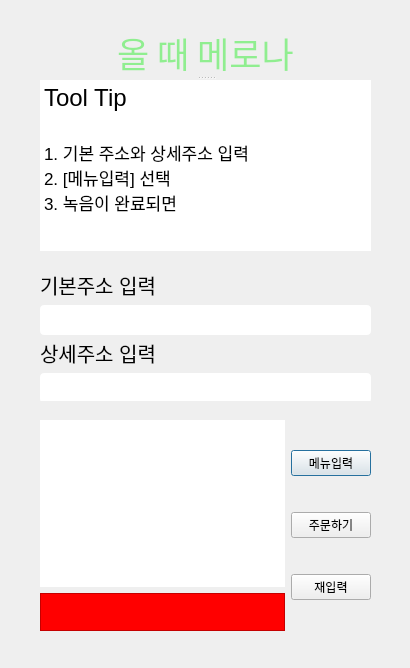
The window that textbrowserTest.ui (parkjihwanjay/pokachip) describes before a commit, drawn with Qt 5.
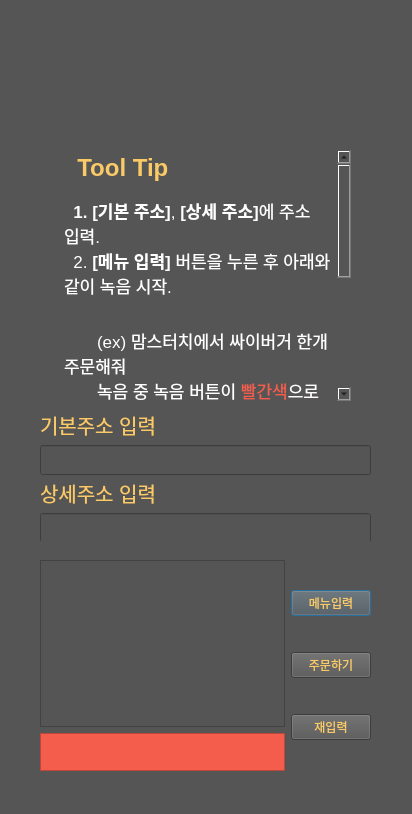
The same window after the commit.

Commit message: ui 색상개선

Patch:
```diff
--- a/textbrowserTest.ui
+++ b/textbrowserTest.ui
@@ -6,21 +6,21 @@
    <rect>
     <x>0</x>
     <y>0</y>
-    <width>410</width>
-    <height>668</height>
+    <width>412</width>
+    <height>814</height>
    </rect>
   </property>
   <property name="windowTitle">
    <string>Dialog</string>
   </property>
   <property name="styleSheet">
-   <string notr="true"/>
+   <string notr="true">background-color : #555555</string>
   </property>
   <widget class="QWidget" name="verticalLayoutWidget">
    <property name="geometry">
     <rect>
      <x>40</x>
-     <y>270</y>
+     <y>410</y>
      <width>331</width>
      <height>131</height>
     </rect>
@@ -40,6 +40,9 @@
         <kerning>false</kerning>
        </font>
       </property>
+      <property name="styleSheet">
+       <string notr="true">color:#FACA66;</string>
+      </property>
       <property name="text">
        <string>기본주소 입력</string>
       </property>
@@ -57,9 +60,7 @@
        </size>
       </property>
       <property name="styleSheet">
-       <string notr="true">
-        border-radius: 4px; 
-        </string>
+       <string notr="true"/>
       </property>
       <property name="text">
        <string/>
@@ -74,6 +75,9 @@
         <kerning>false</kerning>
        </font>
       </property>
+      <property name="styleSheet">
+       <string notr="true">color:#FACA66;</string>
+      </property>
       <property name="text">
        <string>상세주소 입력</string>
       </property>
@@ -88,9 +92,7 @@
        </size>
       </property>
       <property name="styleSheet">
-       <string notr="true">
-        border-radius: 4px; 
-        </string>
+       <string notr="true"/>
       </property>
      </widget>
     </item>
@@ -100,7 +102,7 @@
    <property name="geometry">
     <rect>
      <x>40</x>
-     <y>420</y>
+     <y>560</y>
      <width>331</width>
      <height>211</height>
     </rect>
@@ -124,18 +126,17 @@
         </property>
         <property name="font">
          <font>
-          <pointsize>16</pointsize>
+          <pointsize>14</pointsize>
          </font>
         </property>
         <property name="styleSheet">
-         <string notr="true">border-radius:5px;
-</string>
+         <string notr="true">padding: 8px;</string>
         </property>
         <property name="html">
          <string>&lt;!DOCTYPE HTML PUBLIC &quot;-//W3C//DTD HTML 4.0//EN&quot; &quot;http://www.w3.org/TR/REC-html40/strict.dtd&quot;&gt;
 &lt;html&gt;&lt;head&gt;&lt;meta name=&quot;qrichtext&quot; content=&quot;1&quot; /&gt;&lt;style type=&quot;text/css&quot;&gt;
 p, li { white-space: pre-wrap; }
-&lt;/style&gt;&lt;/head&gt;&lt;body style=&quot; font-family:'.AppleSystemUIFont'; font-size:16pt; font-weight:400; font-style:normal;&quot;&gt;
+&lt;/style&gt;&lt;/head&gt;&lt;body style=&quot; font-family:'.AppleSystemUIFont'; font-size:14pt; font-weight:400; font-style:normal;&quot;&gt;
 &lt;p align=&quot;center&quot; style=&quot;-qt-paragraph-type:empty; margin-top:0px; margin-bottom:0px; margin-left:0px; margin-right:0px; -qt-block-indent:0; text-indent:0px; font-family:'.AppleSystemUIFont'; font-size:13pt;&quot;&gt;&lt;br /&gt;&lt;/p&gt;
 &lt;p align=&quot;center&quot; style=&quot;-qt-paragraph-type:empty; margin-top:0px; margin-bottom:0px; margin-left:0px; margin-right:0px; -qt-block-indent:0; text-indent:0px; font-family:'.AppleSystemUIFont'; font-size:13pt;&quot;&gt;&lt;br /&gt;&lt;/p&gt;
 &lt;p align=&quot;center&quot; style=&quot;-qt-paragraph-type:empty; margin-top:0px; margin-bottom:0px; margin-left:0px; margin-right:0px; -qt-block-indent:0; text-indent:0px; font-family:'.AppleSystemUIFont'; font-size:13pt;&quot;&gt;&lt;br /&gt;&lt;/p&gt;
@@ -161,7 +162,7 @@
          <bool>false</bool>
         </property>
         <property name="styleSheet">
-         <string notr="true">background-color : red;
+         <string notr="true">background-color : #F45D4C;
 
 
 </string>
@@ -186,6 +187,9 @@
       </property>
       <item>
        <widget class="QPushButton" name="btn_Start">
+        <property name="styleSheet">
+         <string notr="true">color:#FACA66;</string>
+        </property>
         <property name="text">
          <string>메뉴입력</string>
         </property>
@@ -193,6 +197,9 @@
       </item>
       <item>
        <widget class="QPushButton" name="btn_Search">
+        <property name="styleSheet">
+         <string notr="true">color:#FACA66;</string>
+        </property>
         <property name="text">
          <string>주문하기</string>
         </property>
@@ -200,6 +207,9 @@
       </item>
       <item>
        <widget class="QPushButton" name="btn_reStart">
+        <property name="styleSheet">
+         <string notr="true">color:#FACA66;</string>
+        </property>
         <property name="text">
          <string>재입력</string>
         </property>
@@ -209,19 +219,15 @@
     </item>
    </layout>
   </widget>
-  <widget class="QSplitter" name="splitter">
+  <widget class="QLabel" name="label_head">
    <property name="geometry">
     <rect>
-     <x>40</x>
+     <x>20</x>
      <y>30</y>
-     <width>331</width>
-     <height>221</height>
+     <width>371</width>
+     <height>91</height>
     </rect>
    </property>
-   <property name="orientation">
-    <enum>Qt::Vertical</enum>
-   </property>
-   <widget class="QLabel" name="label">
     <property name="minimumSize">
      <size>
       <width>0</width>
@@ -237,32 +243,38 @@
      </font>
     </property>
     <property name="styleSheet">
-     <string notr="true">color : lightgreen;
-</string>
+    <string notr="true"/>
     </property>
     <property name="text">
-     <string>올 때 메로나</string>
+    <string/>
     </property>
     <property name="alignment">
      <set>Qt::AlignCenter</set>
     </property>
    </widget>
    <widget class="QTextBrowser" name="textBrowser">
+   <property name="geometry">
+    <rect>
+     <x>60</x>
+     <y>150</y>
+     <width>291</width>
+     <height>251</height>
+    </rect>
+   </property>
     <property name="styleSheet">
-     <string notr="true">border-radius : 5px;</string>
+    <string notr="true">color:balck;
+border:none;</string>
     </property>
     <property name="html">
      <string>&lt;!DOCTYPE HTML PUBLIC &quot;-//W3C//DTD HTML 4.0//EN&quot; &quot;http://www.w3.org/TR/REC-html40/strict.dtd&quot;&gt;
 &lt;html&gt;&lt;head&gt;&lt;meta name=&quot;qrichtext&quot; content=&quot;1&quot; /&gt;&lt;style type=&quot;text/css&quot;&gt;
 p, li { white-space: pre-wrap; }
 &lt;/style&gt;&lt;/head&gt;&lt;body style=&quot; font-family:'.AppleSystemUIFont'; font-size:13pt; font-weight:400; font-style:normal;&quot;&gt;
-&lt;p style=&quot; margin-top:0px; margin-bottom:0px; margin-left:0px; margin-right:0px; -qt-block-indent:0; text-indent:0px;&quot;&gt;&lt;span style=&quot; font-family:'.AppleSystemUIFont'; font-size:18pt;&quot;&gt;Tool Tip&lt;/span&gt;&lt;/p&gt;
-&lt;p style=&quot;-qt-paragraph-type:empty; margin-top:0px; margin-bottom:0px; margin-left:0px; margin-right:0px; -qt-block-indent:0; text-indent:0px; font-family:'.AppleSystemUIFont'; font-size:18pt;&quot;&gt;&lt;br /&gt;&lt;/p&gt;
-&lt;p style=&quot; margin-top:0px; margin-bottom:0px; margin-left:0px; margin-right:0px; -qt-block-indent:0; text-indent:0px;&quot;&gt;&lt;span style=&quot; font-family:'.AppleSystemUIFont';&quot;&gt;1. 기본 주소와 상세주소 입력&lt;/span&gt;&lt;/p&gt;
-&lt;p style=&quot; margin-top:0px; margin-bottom:0px; margin-left:0px; margin-right:0px; -qt-block-indent:0; text-indent:0px;&quot;&gt;&lt;span style=&quot; font-family:'.AppleSystemUIFont';&quot;&gt;2. [메뉴입력] 선택 &lt;/span&gt;&lt;/p&gt;
-&lt;p style=&quot; margin-top:0px; margin-bottom:0px; margin-left:0px; margin-right:0px; -qt-block-indent:0; text-indent:0px;&quot;&gt;&lt;span style=&quot; font-family:'.AppleSystemUIFont';&quot;&gt;3. 녹음이 완료되면 &lt;/span&gt;&lt;/p&gt;&lt;/body&gt;&lt;/html&gt;</string>
-    </property>
-   </widget>
+&lt;p style=&quot; margin-top:16px; margin-bottom:16px; margin-left:0px; margin-right:0px; -qt-block-indent:0; text-indent:0px;&quot;&gt;&lt;span style=&quot; font-family:'.AppleSystemUIFont'; font-size:18pt; font-weight:600; color:#faca66;&quot;&gt;  Tool Tip&lt;/span&gt;&lt;/p&gt;
+&lt;p style=&quot; margin-top:16px; margin-bottom:16px; margin-left:0px; margin-right:0px; -qt-block-indent:0; text-indent:0px;&quot;&gt;&lt;span style=&quot; font-family:'Helvetica Neue'; font-weight:600; color:#ffffff;&quot;&gt;  1. [&lt;/span&gt;&lt;span style=&quot; font-family:'Apple SD Gothic Neo'; font-weight:600; color:#ffffff;&quot;&gt;기본&lt;/span&gt;&lt;span style=&quot; font-family:'Helvetica Neue'; font-weight:600; color:#ffffff;&quot;&gt; &lt;/span&gt;&lt;span style=&quot; font-family:'Apple SD Gothic Neo'; font-weight:600; color:#ffffff;&quot;&gt;주소&lt;/span&gt;&lt;span style=&quot; font-family:'Helvetica Neue'; font-weight:600; color:#ffffff;&quot;&gt;]&lt;/span&gt;&lt;span style=&quot; font-family:'Helvetica Neue'; color:#ffffff;&quot;&gt;, &lt;/span&gt;&lt;span style=&quot; font-family:'Helvetica Neue'; font-weight:600; color:#ffffff;&quot;&gt;[&lt;/span&gt;&lt;span style=&quot; font-family:'Apple SD Gothic Neo'; font-weight:600; color:#ffffff;&quot;&gt;상세&lt;/span&gt;&lt;span style=&quot; font-family:'Helvetica Neue'; font-weight:600; color:#ffffff;&quot;&gt; &lt;/span&gt;&lt;span style=&quot; font-family:'Apple SD Gothic Neo'; font-weight:600; color:#ffffff;&quot;&gt;주소&lt;/span&gt;&lt;span style=&quot; font-family:'Helvetica Neue'; font-weight:600; color:#ffffff;&quot;&gt;]&lt;/span&gt;&lt;span style=&quot; font-family:'Apple SD Gothic Neo'; color:#ffffff;&quot;&gt;에&lt;/span&gt;&lt;span style=&quot; font-family:'Helvetica Neue'; color:#ffffff;&quot;&gt; &lt;/span&gt;&lt;span style=&quot; font-family:'Apple SD Gothic Neo'; color:#ffffff;&quot;&gt;주소&lt;/span&gt;&lt;span style=&quot; font-family:'Helvetica Neue'; color:#ffffff;&quot;&gt; &lt;/span&gt;&lt;span style=&quot; font-family:'Apple SD Gothic Neo'; color:#ffffff;&quot;&gt;입력&lt;/span&gt;&lt;span style=&quot; font-family:'Helvetica Neue'; color:#ffffff;&quot;&gt;.&lt;br /&gt;  2. &lt;/span&gt;&lt;span style=&quot; font-family:'Helvetica Neue'; font-weight:600; color:#ffffff;&quot;&gt;[&lt;/span&gt;&lt;span style=&quot; font-family:'Apple SD Gothic Neo'; font-weight:600; color:#ffffff;&quot;&gt;메뉴&lt;/span&gt;&lt;span style=&quot; font-family:'Helvetica Neue'; font-weight:600; color:#ffffff;&quot;&gt; &lt;/span&gt;&lt;span style=&quot; font-family:'Apple SD Gothic Neo'; font-weight:600; color:#ffffff;&quot;&gt;입력&lt;/span&gt;&lt;span style=&quot; font-family:'Helvetica Neue'; font-weight:600; color:#ffffff;&quot;&gt;]&lt;/span&gt;&lt;span style=&quot; font-family:'Helvetica Neue'; color:#ffffff;&quot;&gt; &lt;/span&gt;&lt;span style=&quot; font-family:'Apple SD Gothic Neo'; color:#ffffff;&quot;&gt;버튼을&lt;/span&gt;&lt;span style=&quot; font-family:'Helvetica Neue'; color:#ffffff;&quot;&gt; &lt;/span&gt;&lt;span style=&quot; font-family:'Apple SD Gothic Neo'; color:#ffffff;&quot;&gt;누른&lt;/span&gt;&lt;span style=&quot; font-family:'Helvetica Neue'; color:#ffffff;&quot;&gt; &lt;/span&gt;&lt;span style=&quot; font-family:'Apple SD Gothic Neo'; color:#ffffff;&quot;&gt;후&lt;/span&gt;&lt;span style=&quot; font-family:'Helvetica Neue'; color:#ffffff;&quot;&gt; &lt;/span&gt;&lt;span style=&quot; font-family:'Apple SD Gothic Neo'; color:#ffffff;&quot;&gt;아래와&lt;/span&gt;&lt;span style=&quot; font-family:'Helvetica Neue'; color:#ffffff;&quot;&gt; &lt;/span&gt;&lt;span style=&quot; font-family:'Apple SD Gothic Neo'; color:#ffffff;&quot;&gt;같이 녹음 시작.&lt;/span&gt;&lt;span style=&quot; font-family:'Helvetica Neue'; font-size:9pt;&quot;&gt;&lt;br /&gt;         &lt;/span&gt;&lt;/p&gt;
+&lt;p style=&quot; margin-top:16px; margin-bottom:16px; margin-left:0px; margin-right:0px; -qt-block-indent:0; text-indent:0px;&quot;&gt;&lt;span style=&quot; font-family:'Helvetica Neue';&quot;&gt;    &lt;/span&gt;&lt;span style=&quot; font-family:'Helvetica Neue'; color:#ffffff;&quot;&gt;   (ex) &lt;/span&gt;&lt;span style=&quot; font-family:'Apple SD Gothic Neo'; color:#ffffff;&quot;&gt;맘스터치에서&lt;/span&gt;&lt;span style=&quot; font-family:'Helvetica Neue'; color:#ffffff;&quot;&gt; &lt;/span&gt;&lt;span style=&quot; font-family:'Apple SD Gothic Neo'; color:#ffffff;&quot;&gt;싸이버거&lt;/span&gt;&lt;span style=&quot; font-family:'Helvetica Neue'; color:#ffffff;&quot;&gt; &lt;/span&gt;&lt;span style=&quot; font-family:'Apple SD Gothic Neo'; color:#ffffff;&quot;&gt;한개&lt;/span&gt;&lt;span style=&quot; font-family:'Helvetica Neue'; color:#ffffff;&quot;&gt; &lt;/span&gt;&lt;span style=&quot; font-family:'Apple SD Gothic Neo'; color:#ffffff;&quot;&gt;주문해줘&lt;/span&gt;&lt;span style=&quot; font-family:'Helvetica Neue';&quot;&gt;&lt;br /&gt;       &lt;/span&gt;&lt;span style=&quot; font-family:'Apple SD Gothic Neo'; color:#ffffff;&quot;&gt;녹음 중 녹음 버튼이&lt;/span&gt;&lt;span style=&quot; font-family:'Helvetica Neue'; color:#ffffff;&quot;&gt; &lt;/span&gt;&lt;span style=&quot; font-family:'Apple SD Gothic Neo'; color:#f45d4c;&quot;&gt;빨간색&lt;/span&gt;&lt;span style=&quot; font-family:'Apple SD Gothic Neo'; color:#fffcfc;&quot;&gt;으로&lt;/span&gt;&lt;span style=&quot; font-family:'Helvetica Neue'; color:#fffcfc;&quot;&gt; &lt;/span&gt;&lt;span style=&quot; font-family:'Apple SD Gothic Neo'; color:#fffcfc;&quot;&gt;유지되고&lt;/span&gt;&lt;span style=&quot; font-family:'Helvetica Neue';&quot;&gt;&lt;br /&gt;       &lt;/span&gt;&lt;span style=&quot; font-family:'Apple SD Gothic Neo'; color:#ffffff;&quot;&gt;녹음 버튼이&lt;/span&gt;&lt;span style=&quot; font-family:'Helvetica Neue'; color:#ffffff;&quot;&gt; &lt;/span&gt;&lt;span style=&quot; font-family:'Helvetica Neue';&quot;&gt; &lt;/span&gt;&lt;span style=&quot; font-family:'Apple SD Gothic Neo'; color:#60b99a;&quot;&gt;초록색&lt;/span&gt;&lt;span style=&quot; font-family:'Apple SD Gothic Neo'; color:#f4fffb;&quot;&gt;으로&lt;/span&gt;&lt;span style=&quot; font-family:'Helvetica Neue'; color:#f4fffb;&quot;&gt; &lt;/span&gt;&lt;span style=&quot; font-family:'Apple SD Gothic Neo'; color:#f4fffb;&quot;&gt;바뀌면&lt;/span&gt;&lt;span style=&quot; font-family:'Helvetica Neue'; color:#f4fffb;&quot;&gt; 녹음 완료&lt;/span&gt;&lt;/p&gt;
+&lt;p style=&quot; margin-top:16px; margin-bottom:16px; margin-left:0px; margin-right:0px; -qt-block-indent:0; text-indent:0px;&quot;&gt;&lt;span style=&quot; font-family:'Helvetica Neue'; color:#ffffff;&quot;&gt;&lt;br /&gt;  3. &lt;/span&gt;&lt;span style=&quot; font-family:'Apple SD Gothic Neo'; color:#ffffff;&quot;&gt;주문 내용과&lt;/span&gt;&lt;span style=&quot; font-family:'Helvetica Neue'; color:#ffffff;&quot;&gt; &lt;/span&gt;&lt;span style=&quot; font-family:'Apple SD Gothic Neo'; color:#ffffff;&quot;&gt;다르면&lt;/span&gt;&lt;span style=&quot; font-family:'Helvetica Neue'; color:#ffffff;&quot;&gt; &lt;/span&gt;&lt;span style=&quot; font-family:'Helvetica Neue'; font-weight:600; color:#ffffff;&quot;&gt;[&lt;/span&gt;&lt;span style=&quot; font-family:'Apple SD Gothic Neo'; font-weight:600; color:#ffffff;&quot;&gt;재입력&lt;/span&gt;&lt;span style=&quot; font-family:'Helvetica Neue'; font-weight:600; color:#ffffff;&quot;&gt;]&lt;/span&gt;&lt;span style=&quot; font-family:'Helvetica Neue'; color:#ffffff;&quot;&gt; &lt;/span&gt;&lt;span style=&quot; font-family:'Apple SD Gothic Neo'; color:#ffffff;&quot;&gt;을&lt;/span&gt;&lt;span style=&quot; font-family:'Helvetica Neue'; color:#ffffff;&quot;&gt; &lt;/span&gt;&lt;span style=&quot; font-family:'Apple SD Gothic Neo'; color:#ffffff;&quot;&gt;눌러&lt;/span&gt;&lt;span style=&quot; font-family:'Helvetica Neue'; color:#ffffff;&quot;&gt; &lt;/span&gt;&lt;span style=&quot; font-family:'Apple SD Gothic Neo'; color:#ffffff;&quot;&gt;다시&lt;/span&gt;&lt;span style=&quot; font-family:'Helvetica Neue'; color:#ffffff;&quot;&gt; &lt;/span&gt;&lt;span style=&quot; font-family:'Apple SD Gothic Neo'; color:#ffffff;&quot;&gt;녹음&lt;/span&gt;&lt;span style=&quot; font-family:'Helvetica Neue'; color:#ffffff;&quot;&gt;.&lt;br /&gt;  4. &lt;/span&gt;&lt;span style=&quot; font-family:'Apple SD Gothic Neo'; color:#ffffff;&quot;&gt;주문 내용이&lt;/span&gt;&lt;span style=&quot; font-family:'Helvetica Neue'; color:#ffffff;&quot;&gt; &lt;/span&gt;&lt;span style=&quot; font-family:'Apple SD Gothic Neo'; color:#ffffff;&quot;&gt;맞으면&lt;/span&gt;&lt;span style=&quot; font-family:'Helvetica Neue'; color:#ffffff;&quot;&gt; &lt;/span&gt;&lt;span style=&quot; font-family:'Helvetica Neue'; font-weight:600; color:#ffffff;&quot;&gt;[&lt;/span&gt;&lt;span style=&quot; font-family:'Apple SD Gothic Neo'; font-weight:600; color:#ffffff;&quot;&gt;주문하기&lt;/span&gt;&lt;span style=&quot; font-family:'Helvetica Neue'; font-weight:600; color:#ffffff;&quot;&gt;]&lt;/span&gt;&lt;span style=&quot; font-family:'Helvetica Neue'; color:#ffffff;&quot;&gt; &lt;/span&gt;&lt;span style=&quot; font-family:'Apple SD Gothic Neo'; color:#ffffff;&quot;&gt;를&lt;/span&gt;&lt;span style=&quot; font-family:'Helvetica Neue'; color:#ffffff;&quot;&gt; &lt;/span&gt;&lt;span style=&quot; font-family:'Apple SD Gothic Neo'; color:#ffffff;&quot;&gt;눌러&lt;/span&gt;&lt;span style=&quot; font-family:'Helvetica Neue'; color:#ffffff;&quot;&gt; &lt;/span&gt;&lt;span style=&quot; font-family:'Apple SD Gothic Neo'; color:#ffffff;&quot;&gt;주문 시작&lt;/span&gt;&lt;span style=&quot; font-family:'Helvetica Neue'; color:#ffffff;&quot;&gt;.&lt;/span&gt;&lt;span style=&quot; font-family:'Helvetica Neue';&quot;&gt;&lt;br /&gt;&lt;/span&gt;&lt;/p&gt;&lt;/body&gt;&lt;/html&gt;</string>
+   </property>
   </widget>
  </widget>
  <resources/>
```
Lines whose indentation alone changed are shown as unchanged. The commit also changes 2 other files.
